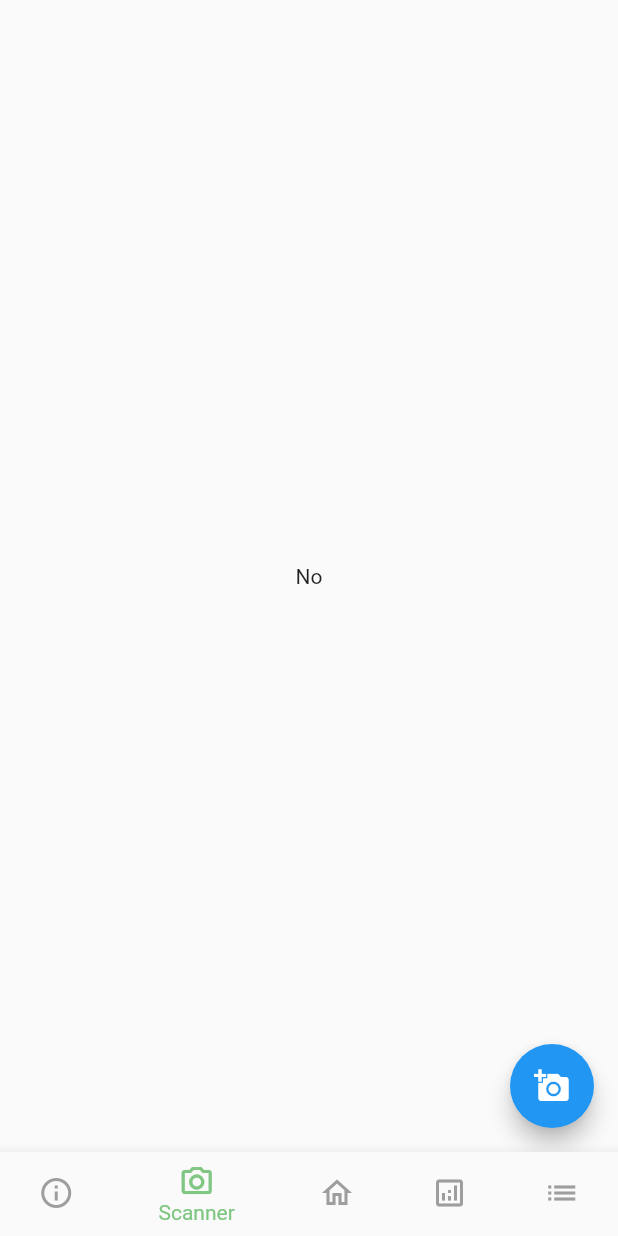
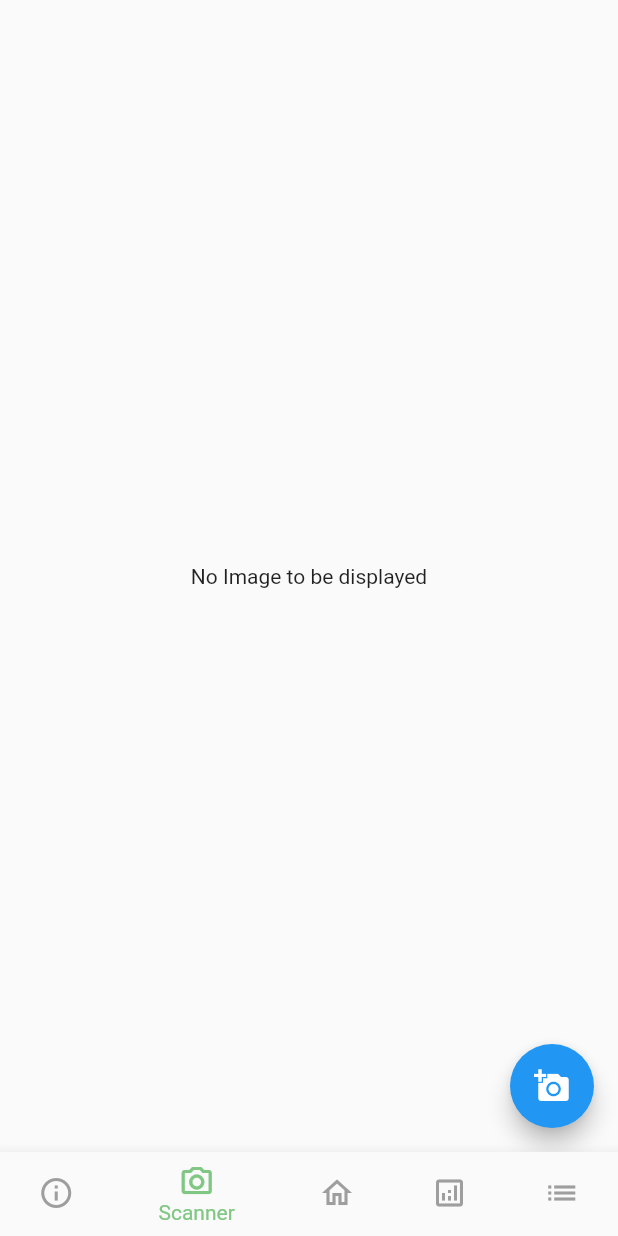
Before and after one commit to Artificially-Intelligent-Schulich/-Artificially-Intelligent, a Flutter app: the screen it shows after launch, item 2 of the bottom bar chosen, on a phone screen of 412 x 824 dp. Run offline on Flutter 3.47's test engine with Material 2 defaults, Android fonts, the phone set to English and light mode, and no system bars; our stand-ins replace fluttertoast, go_router, image_picker.

```diff
--- a/recyclo/lib/widgets/camera.dart
+++ b/recyclo/lib/widgets/camera.dart
@@ -35,7 +35,7 @@ class _CameraState extends State<Camera> {
   Widget build(BuildContext context) {
     return Scaffold(
       body: Center(
-        child: _image == null ? const Text("No") : Image.file(_image!),
+        child: _image == null ? const Text("No Image to be displayed") : Image.file(_image!),
       ),
       floatingActionButton: FloatingActionButton(
         onPressed: getImage,
```
